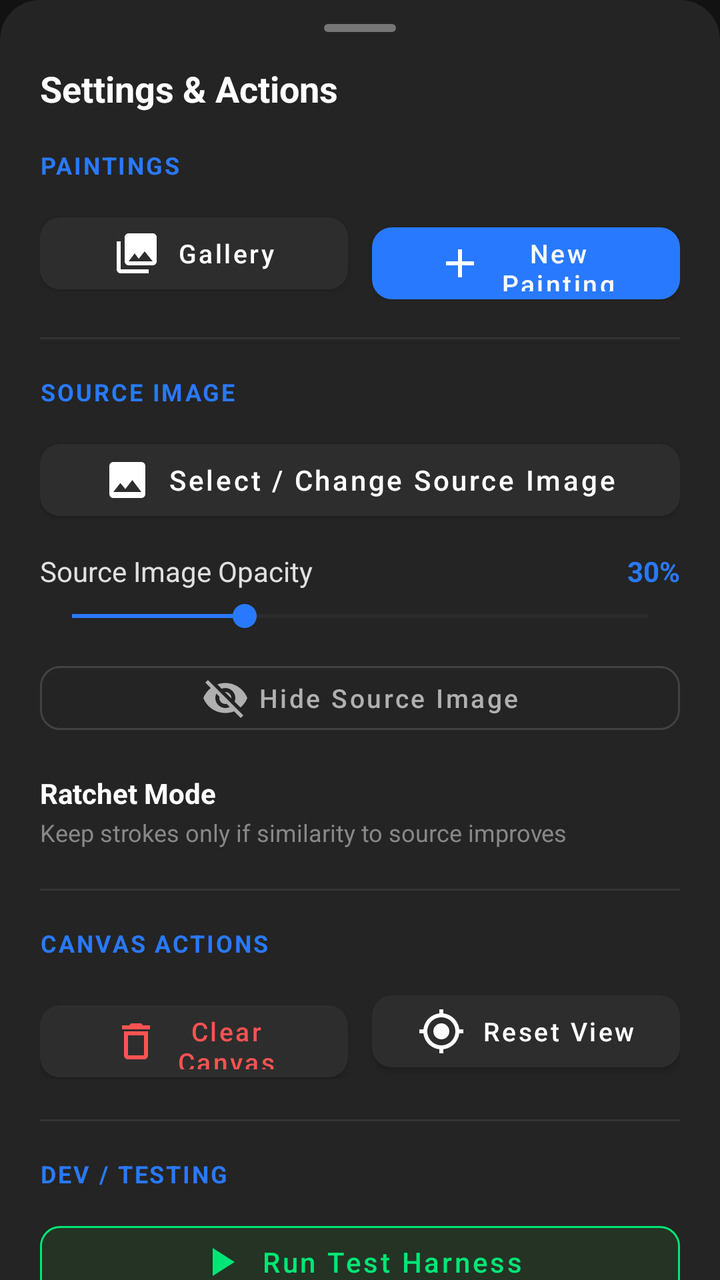
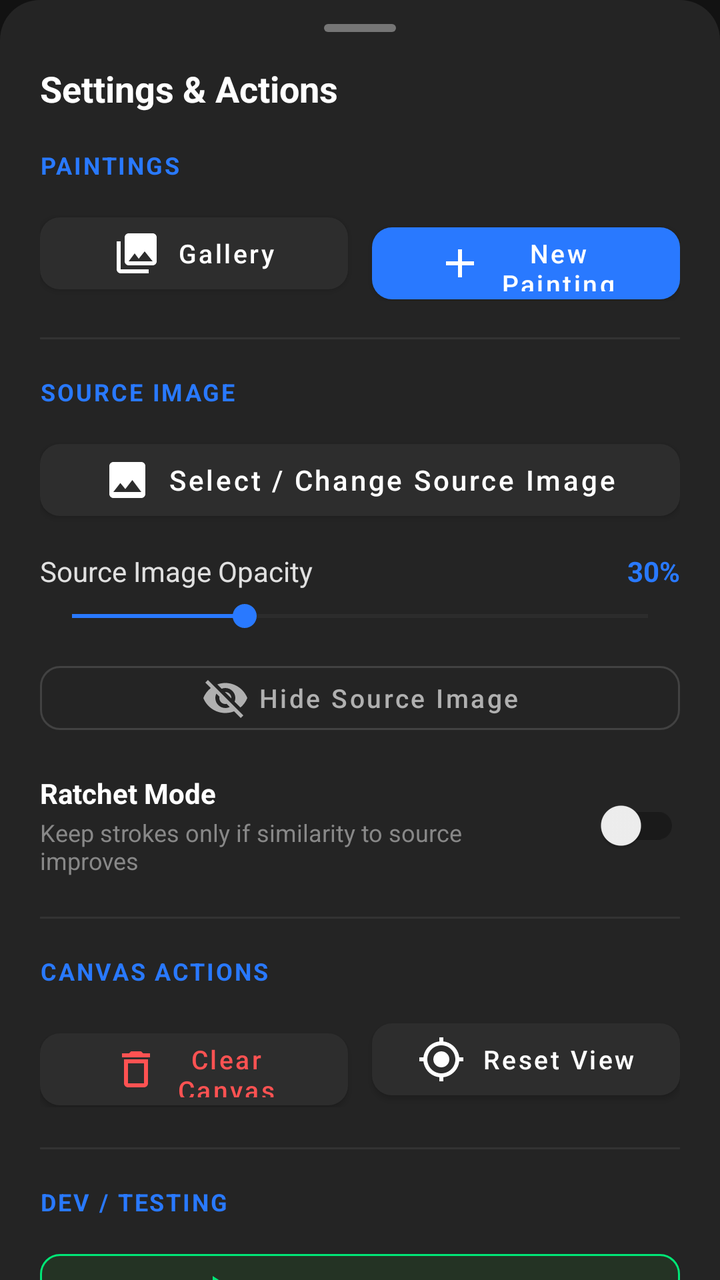

Before-and-after screenshots of an Android layout around one commit, followed by the original layout XML and the change that was made.
<!-- AndroidManifest.xml: application theme Theme.SmartDraw -->
<!-- res/layout/modal_more_options.xml -->
<?xml version="1.0" encoding="utf-8"?>
<androidx.core.widget.NestedScrollView
    xmlns:android="http://schemas.android.com/apk/res/android"
    xmlns:app="http://schemas.android.com/apk/res-auto"
    android:layout_width="match_parent"
    android:layout_height="wrap_content"
    android:background="@drawable/bg_bottom_sheet"
    android:fillViewport="true">

    <LinearLayout
        android:layout_width="match_parent"
        android:layout_height="wrap_content"
        android:orientation="vertical"
        android:paddingStart="20dp"
        android:paddingEnd="20dp"
        android:paddingTop="12dp"
        android:paddingBottom="28dp">

        
        <View
            android:layout_width="36dp"
            android:layout_height="4dp"
            android:layout_gravity="center_horizontal"
            android:background="@drawable/bg_sheet_drag_handle"
            android:layout_marginBottom="16dp" />

        
        <TextView
            android:layout_width="wrap_content"
            android:layout_height="wrap_content"
            android:text="Settings &amp; Actions"
            android:textColor="#FFFFFF"
            android:textSize="18sp"
            android:textStyle="bold"
            android:layout_marginBottom="18dp" />

        
        <TextView
            android:layout_width="wrap_content"
            android:layout_height="wrap_content"
            android:text="PAINTINGS"
            android:textColor="#2979FF"
            android:textSize="12sp"
            android:textStyle="bold"
            android:letterSpacing="0.08"
            android:layout_marginBottom="12dp" />

        <LinearLayout
            android:layout_width="match_parent"
            android:layout_height="wrap_content"
            android:orientation="horizontal"
            android:layout_marginBottom="18dp">

            <com.google.android.material.button.MaterialButton
                android:id="@+id/btnOpenGalleryModal"
                android:layout_width="0dp"
                android:layout_height="48dp"
                android:layout_weight="1"
                android:layout_marginEnd="6dp"
                android:text="Gallery"
                android:textColor="#FFFFFF"
                android:textAllCaps="false"
                android:textSize="13sp"
                app:icon="@drawable/ic_gallery"
                app:iconTint="#FFFFFF"
                app:iconGravity="textStart"
                app:backgroundTint="#2D2D2D"
                app:cornerRadius="10dp" />

            <com.google.android.material.button.MaterialButton
                android:id="@+id/btnNewPaintingModal"
                android:layout_width="0dp"
                android:layout_height="48dp"
                android:layout_weight="1"
                android:layout_marginStart="6dp"
                android:text="New Painting"
                android:textColor="#FFFFFF"
                android:textAllCaps="false"
                android:textSize="13sp"
                app:icon="@drawable/ic_add"
                app:iconTint="#FFFFFF"
                app:iconGravity="textStart"
                app:backgroundTint="#2979FF"
                app:cornerRadius="10dp" />

        </LinearLayout>

        <View
            android:layout_width="match_parent"
            android:layout_height="1dp"
            android:background="#333333"
            android:layout_marginBottom="18dp" />

        
        <TextView
            android:layout_width="wrap_content"
            android:layout_height="wrap_content"
            android:text="SOURCE IMAGE"
            android:textColor="#2979FF"
            android:textSize="12sp"
            android:textStyle="bold"
            android:letterSpacing="0.08"
            android:layout_marginBottom="12dp" />

        
        <com.google.android.material.button.MaterialButton
            android:id="@+id/btnChangeSourceImage"
            android:layout_width="match_parent"
            android:layout_height="48dp"
            android:text="Select / Change Source Image"
            android:textColor="#FFFFFF"
            android:textAllCaps="false"
            android:textSize="14sp"
            app:icon="@drawable/ic_image"
            app:iconTint="#FFFFFF"
            app:iconGravity="textStart"
            app:backgroundTint="#2D2D2D"
            app:cornerRadius="10dp"
            android:layout_marginBottom="12dp" />

        
        <LinearLayout
            android:layout_width="match_parent"
            android:layout_height="wrap_content"
            android:orientation="horizontal"
            android:gravity="center_vertical"
            android:layout_marginBottom="4dp">

            <TextView
                android:layout_width="0dp"
                android:layout_height="wrap_content"
                android:layout_weight="1"
                android:text="Source Image Opacity"
                android:textColor="#E0E0E0"
                android:textSize="14sp" />

            <TextView
                android:id="@+id/textOpacityValue"
                android:layout_width="wrap_content"
                android:layout_height="wrap_content"
                android:text="30%"
                android:textColor="#2979FF"
                android:textSize="14sp"
                android:textStyle="bold" />

        </LinearLayout>

        
        <SeekBar
            android:id="@+id/sliderOpacity"
            android:layout_width="match_parent"
            android:layout_height="wrap_content"
            android:max="100"
            android:progress="30"
            android:thumbTint="#2979FF"
            android:progressTint="#2979FF"
            android:progressBackgroundTint="#424242"
            android:layout_marginBottom="10dp" />

        
        <com.google.android.material.button.MaterialButton
            android:id="@+id/btnToggleSourceVisibility"
            style="@style/Widget.MaterialComponents.Button.OutlinedButton"
            android:layout_width="match_parent"
            android:layout_height="44dp"
            android:text="Hide Source Image"
            android:textColor="#B0B0B0"
            android:textAllCaps="false"
            android:textSize="13sp"
            app:strokeColor="#424242"
            app:icon="@drawable/ic_visibility_off"
            app:iconTint="#B0B0B0"
            app:iconGravity="textStart"
            app:cornerRadius="10dp"
            android:layout_marginBottom="16dp" />

        
        <LinearLayout
            android:layout_width="match_parent"
            android:layout_height="wrap_content"
            android:orientation="horizontal"
            android:gravity="center_vertical"
            android:layout_marginBottom="20dp">

            <LinearLayout
                android:layout_width="0dp"
                android:layout_height="wrap_content"
                android:layout_weight="1"
                android:orientation="vertical"
                android:paddingEnd="12dp">

                <TextView
                    android:layout_width="wrap_content"
                    android:layout_height="wrap_content"
                    android:text="Ratchet Mode"
                    android:textColor="#FFFFFF"
                    android:textSize="14sp"
                    android:textStyle="bold" />

                <TextView
                    android:id="@+id/textRatchetHelper"
                    android:layout_width="wrap_content"
                    android:layout_height="wrap_content"
                    android:text="Keep strokes only if similarity to source improves"
                    android:textColor="#888888"
                    android:textSize="12sp"
                    android:layout_marginTop="2dp" />

            </LinearLayout>

            <com.google.android.material.materialswitch.MaterialSwitch
                android:id="@+id/switchRatchetMode"
                android:layout_width="wrap_content"
                android:layout_height="wrap_content" />

        </LinearLayout>

        <View
            android:layout_width="match_parent"
            android:layout_height="1dp"
            android:background="#333333"
            android:layout_marginBottom="18dp" />

        
        <TextView
            android:layout_width="wrap_content"
            android:layout_height="wrap_content"
            android:text="CANVAS ACTIONS"
            android:textColor="#2979FF"
            android:textSize="12sp"
            android:textStyle="bold"
            android:letterSpacing="0.08"
            android:layout_marginBottom="12dp" />

        <LinearLayout
            android:layout_width="match_parent"
            android:layout_height="wrap_content"
            android:orientation="horizontal"
            android:layout_marginBottom="20dp">

            
            <com.google.android.material.button.MaterialButton
                android:id="@+id/btnClearPainting"
                android:layout_width="0dp"
                android:layout_height="48dp"
                android:layout_weight="1"
                android:layout_marginEnd="6dp"
                android:text="Clear Canvas"
                android:textColor="#FF5252"
                android:textAllCaps="false"
                android:textSize="13sp"
                app:icon="@drawable/ic_delete"
                app:iconTint="#FF5252"
                app:iconGravity="textStart"
                app:backgroundTint="#2D2D2D"
                app:cornerRadius="10dp" />

            
            <com.google.android.material.button.MaterialButton
                android:id="@+id/btnResetCanvasView"
                android:layout_width="0dp"
                android:layout_height="48dp"
                android:layout_weight="1"
                android:layout_marginStart="6dp"
                android:text="Reset View"
                android:textColor="#FFFFFF"
                android:textAllCaps="false"
                android:textSize="13sp"
                app:icon="@drawable/ic_reset_view"
                app:iconTint="#FFFFFF"
                app:iconGravity="textStart"
                app:backgroundTint="#2D2D2D"
                app:cornerRadius="10dp" />

        </LinearLayout>

        <View
            android:layout_width="match_parent"
            android:layout_height="1dp"
            android:background="#333333"
            android:layout_marginBottom="18dp" />

        
        <TextView
            android:layout_width="wrap_content"
            android:layout_height="wrap_content"
            android:text="DEV / TESTING"
            android:textColor="#2979FF"
            android:textSize="12sp"
            android:textStyle="bold"
            android:letterSpacing="0.08"
            android:layout_marginBottom="12dp" />

        <com.google.android.material.button.MaterialButton
            android:id="@+id/btnRunHarnessModal"
            android:layout_width="match_parent"
            android:layout_height="48dp"
            android:text="Run Test Harness"
            android:textColor="#00E676"
            android:textAllCaps="false"
            android:textSize="14sp"
            app:icon="@drawable/ic_play"
            app:iconTint="#00E676"
            app:iconGravity="textStart"
            app:backgroundTint="#243324"
            app:strokeColor="#00E676"
            app:strokeWidth="1dp"
            app:cornerRadius="10dp" />

    </LinearLayout>

</androidx.core.widget.NestedScrollView>
<!-- resources referenced by this layout -->
<resources>
  <!-- drawable bg_bottom_sheet (drawable) -->
  <?xml version="1.0" encoding="utf-8"?>
  <shape xmlns:android="http://schemas.android.com/apk/res/android"
      android:shape="rectangle">
      <solid android:color="#242424" />
      <corners
          android:topLeftRadius="20dp"
          android:topRightRadius="20dp" />
  </shape>
  <!-- drawable bg_sheet_drag_handle (drawable) -->
  <?xml version="1.0" encoding="utf-8"?>
  <shape xmlns:android="http://schemas.android.com/apk/res/android"
      android:shape="rectangle">
      <solid android:color="#757575" />
      <corners android:radius="2dp" />
  </shape>
  <!-- drawable ic_add (drawable) -->
  <vector xmlns:android="http://schemas.android.com/apk/res/android"
      android:width="24dp"
      android:height="24dp"
      android:viewportWidth="24"
      android:viewportHeight="24">
      <path
          android:fillColor="#FFFFFFFF"
          android:pathData="M19,13h-6v6h-2v-6H5v-2h6V5h2v6h6v2z" />
  </vector>
  <!-- drawable ic_delete (drawable) -->
  <vector xmlns:android="http://schemas.android.com/apk/res/android"
      android:width="24dp"
      android:height="24dp"
      android:viewportWidth="24"
      android:viewportHeight="24">
      <path
          android:fillColor="#FFFFFFFF"
          android:pathData="M16,9v10H8V9h8m-1.5,-6h-5l-1,1H5v2h14V4h-3.5l-1,-1zM18,7H6v12c0,1.1 0.9,2 2,2h8c1.1,0 2,-0.9 2,-2V7z"/>
  </vector>
  <!-- drawable ic_gallery (drawable) -->
  <vector xmlns:android="http://schemas.android.com/apk/res/android"
      android:width="24dp"
      android:height="24dp"
      android:viewportWidth="24"
      android:viewportHeight="24">
      <path
          android:fillColor="#FFFFFFFF"
          android:pathData="M22,16V4c0,-1.1 -0.9,-2 -2,-2H8c-1.1,0 -2,0.9 -2,2v12c0,1.1 0.9,2 2,2h12c1.1,0 2,-0.9 2,-2zm-11,-4l2.03,2.71L16,11l4,5H8l3,-4zM2,6v14c0,1.1 0.9,2 2,2h14v-2H4V6H2z" />
  </vector>
  <!-- drawable ic_image (drawable) -->
  <vector xmlns:android="http://schemas.android.com/apk/res/android"
      android:width="24dp"
      android:height="24dp"
      android:viewportWidth="24"
      android:viewportHeight="24">
      <path
          android:fillColor="#FFFFFFFF"
          android:pathData="M21,19V5c0,-1.1 -0.9,-2 -2,-2H5c-1.1,0 -2,0.9 -2,2v14c0,1.1 0.9,2 2,2h14c1.1,0 2,-0.9 2,-2zM8.5,13.5l2.5,3.01L14.5,12l4.5,6H5l3.5,-4.5z"/>
  </vector>
  <!-- drawable ic_play (drawable) -->
  <vector xmlns:android="http://schemas.android.com/apk/res/android"
      android:width="24dp"
      android:height="24dp"
      android:viewportWidth="24"
      android:viewportHeight="24">
      <path
          android:fillColor="#FFFFFFFF"
          android:pathData="M8,5v14l11,-7z"/>
  </vector>
  <style name="Theme.SmartDraw" parent="Theme.MaterialComponents.DayNight.NoActionBar">
          <item name="android:statusBarColor">#121212</item>
          <item name="colorPrimary">#2979FF</item>
          <item name="colorSecondary">#00E676</item>
          <item name="colorSurface">#1E1E1E</item>
          <item name="android:colorBackground">#121212</item>
          <item name="bottomSheetDialogTheme">@style/SmartDrawBottomSheetDialogTheme</item>
      </style>
  <style name="SmartDrawBottomSheetDialogTheme" parent="Theme.Design.BottomSheetDialog">
          <item name="bottomSheetStyle">@style/SmartDrawBottomSheetStyle</item>
      </style>
  <style name="SmartDrawBottomSheetStyle" parent="Widget.Design.BottomSheet.Modal">
          <item name="android:background">@drawable/bg_bottom_sheet</item>
      </style>
  <!-- unchanged entries left out for length: 2 -->
</resources>

<!-- the commit's change to res/layout/modal_more_options.xml (unified diff, before → after) -->
@@ -208,7 +208,7 @@
 
             </LinearLayout>
 
-            <com.google.android.material.materialswitch.MaterialSwitch
+            <androidx.appcompat.widget.SwitchCompat
                 android:id="@+id/switchRatchetMode"
                 android:layout_width="wrap_content"
                 android:layout_height="wrap_content" />
